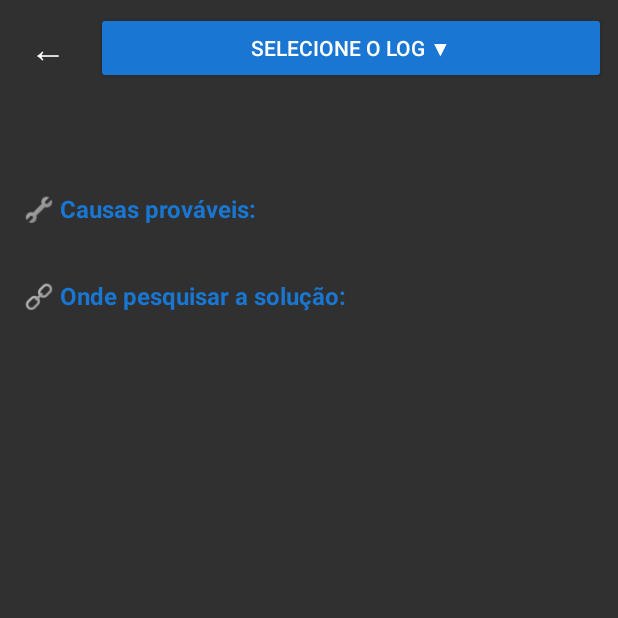
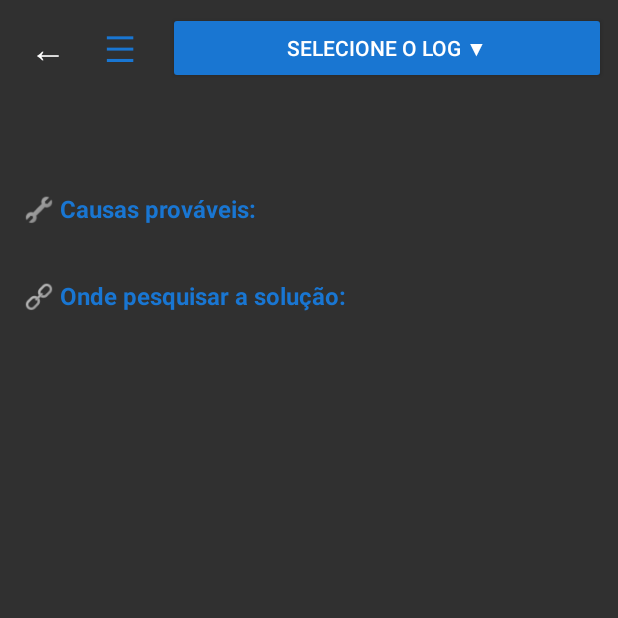
Before and after one commit to danivini14041702-svg/LogReaderNative, an Android app: the ErrorDetailActivity screen opened directly, with no data from a screen before it, on a phone screen of 412 x 824 dp, the top half of it. Run offline under Robolectric (Android 15) with nearby library versions, the phone set to English and light mode, and no system bars.

Commit message:
Refactor activity_error_detail layout structure

```diff
--- a/app/src/main/res/layout/activity_error_detail.xml
+++ b/app/src/main/res/layout/activity_error_detail.xml
@@ -1,11 +1,18 @@
 <?xml version="1.0" encoding="utf-8"?>
-<LinearLayout xmlns:android="http://schemas.android.com/apk/res/android"
+<androidx.drawerlayout.widget.DrawerLayout
+    xmlns:android="http://schemas.android.com/apk/res/android"
+    android:id="@+id/drawerLayoutDetalhe"
+    android:layout_width="match_parent"
+    android:layout_height="match_parent">
+
+    <!-- CONTEÚDO PRINCIPAL -->
+    <LinearLayout
         android:layout_width="match_parent"
         android:layout_height="match_parent"
         android:orientation="vertical"
         android:background="?android:attr/colorBackground">
 
-    <!-- TOPO -->
+        <!-- Barra Superior com Voltar, Menu e Dropdown -->
         <LinearLayout
             android:layout_width="match_parent"
             android:layout_height="wrap_content"
@@ -22,7 +29,15 @@
                 android:textColor="?android:attr/textColorPrimary"
                 android:background="?android:attr/selectableItemBackgroundBorderless" />
 
-        <!-- Botão Dropdown (Selecione o Log) -->
+            <Button
+                android:id="@+id/btnMenuLateralDetalhe"
+                android:layout_width="48dp"
+                android:layout_height="48dp"
+                android:text="☰"
+                android:textSize="24sp"
+                android:textColor="#1976D2"
+                android:background="?android:attr/selectableItemBackgroundBorderless" />
+
             <Button
                 android:id="@+id/btnDropdownErro"
                 android:layout_width="0dp"
@@ -36,7 +51,6 @@
                 android:text="Selecione o Log ▼"/>
         </LinearLayout>
 
-    <!-- TEXTO ROLÁVEL -->
         <ScrollView
             android:layout_width="match_parent"
             android:layout_height="match_parent"
@@ -47,6 +61,7 @@
                 android:layout_height="wrap_content"
                 android:orientation="vertical">
 
+                <!-- Texto da Descrição com Seleção Ativada -->
                 <TextView
                     android:id="@+id/tvDescricao"
                     android:layout_width="match_parent"
@@ -54,6 +69,7 @@
                     android:textColor="?android:attr/textColorPrimary"
                     android:textSize="17sp"
                     android:lineSpacingExtra="6dp"
+                    android:textIsSelectable="true"
                     android:layout_marginBottom="24dp"/>
 
                 <TextView
@@ -87,7 +103,65 @@
                     android:layout_height="wrap_content"
                     android:orientation="vertical"
                     android:layout_marginBottom="30dp"/>
-
             </LinearLayout>
         </ScrollView>
     </LinearLayout>
+
+    <!-- MENU LATERAL -->
+    <LinearLayout
+        android:layout_width="300dp"
+        android:layout_height="match_parent"
+        android:layout_gravity="start"
+        android:background="?android:attr/colorBackground"
+        android:orientation="vertical"
+        android:padding="24dp">
+
+        <TextView
+            android:layout_width="wrap_content"
+            android:layout_height="wrap_content"
+            android:text="Menu"
+            android:textColor="?android:attr/textColorPrimary"
+            android:textSize="22sp"
+            android:textStyle="bold"
+            android:layout_marginBottom="24dp"/>
+
+        <Switch
+            android:id="@+id/switchTemaDetalhe"
+            android:layout_width="match_parent"
+            android:layout_height="wrap_content"
+            android:text="Tema Escuro"
+            android:textColor="?android:attr/textColorPrimary"
+            android:textSize="16sp"
+            android:layout_marginBottom="32dp"/>
+
+        <TextView
+            android:layout_width="wrap_content"
+            android:layout_height="wrap_content"
+            android:text="Não entendeu um termo?"
+            android:textColor="?android:attr/textColorPrimary"
+            android:textSize="16sp"
+            android:textStyle="bold"
+            android:layout_marginBottom="8dp"/>
+
+        <EditText
+            android:id="@+id/edtGeminiDetalhe"
+            android:layout_width="match_parent"
+            android:layout_height="wrap_content"
+            android:hint="Pergunte ao Gemini..."
+            android:textColorHint="#888888"
+            android:textColor="?android:attr/textColorPrimary"
+            android:backgroundTint="#1976D2"
+            android:inputType="text"
+            android:layout_marginBottom="12dp"/>
+
+        <Button
+            android:id="@+id/btnPerguntarGeminiDetalhe"
+            android:layout_width="match_parent"
+            android:layout_height="wrap_content"
+            android:text="Pesquisar no Gemini"
+            android:textColor="#FFFFFF"
+            android:backgroundTint="#1976D2"
+            android:layout_marginBottom="24dp"/>
+    </LinearLayout>
+
+</androidx.drawerlayout.widget.DrawerLayout>
```
Lines whose indentation alone changed are shown as unchanged.
